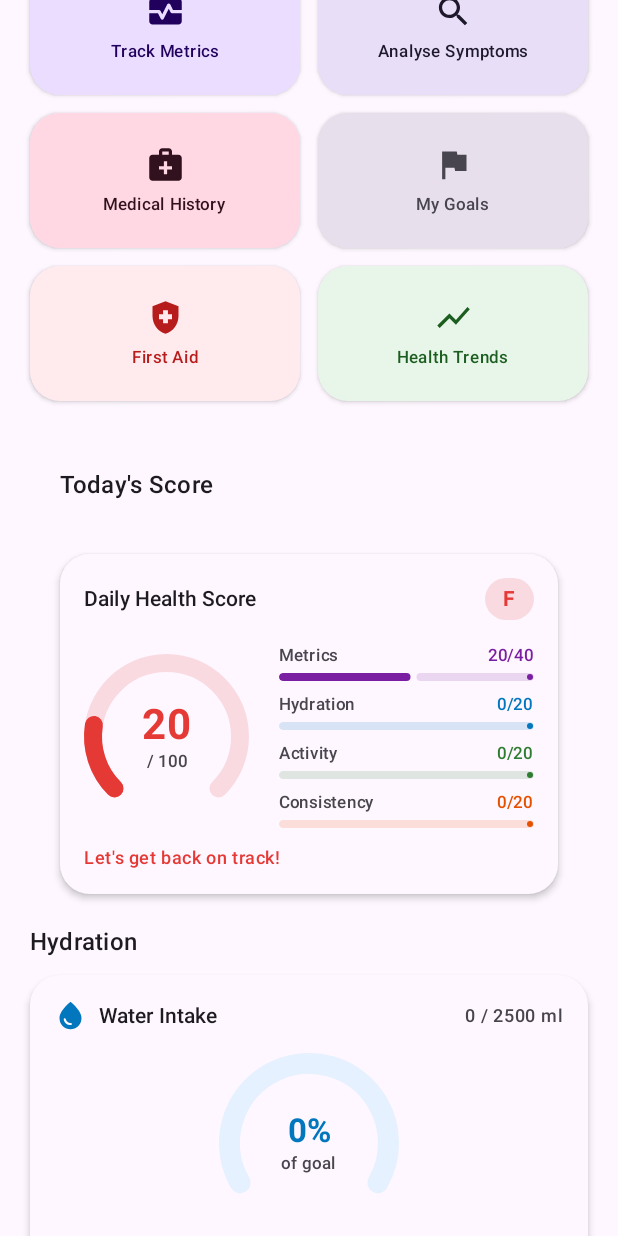
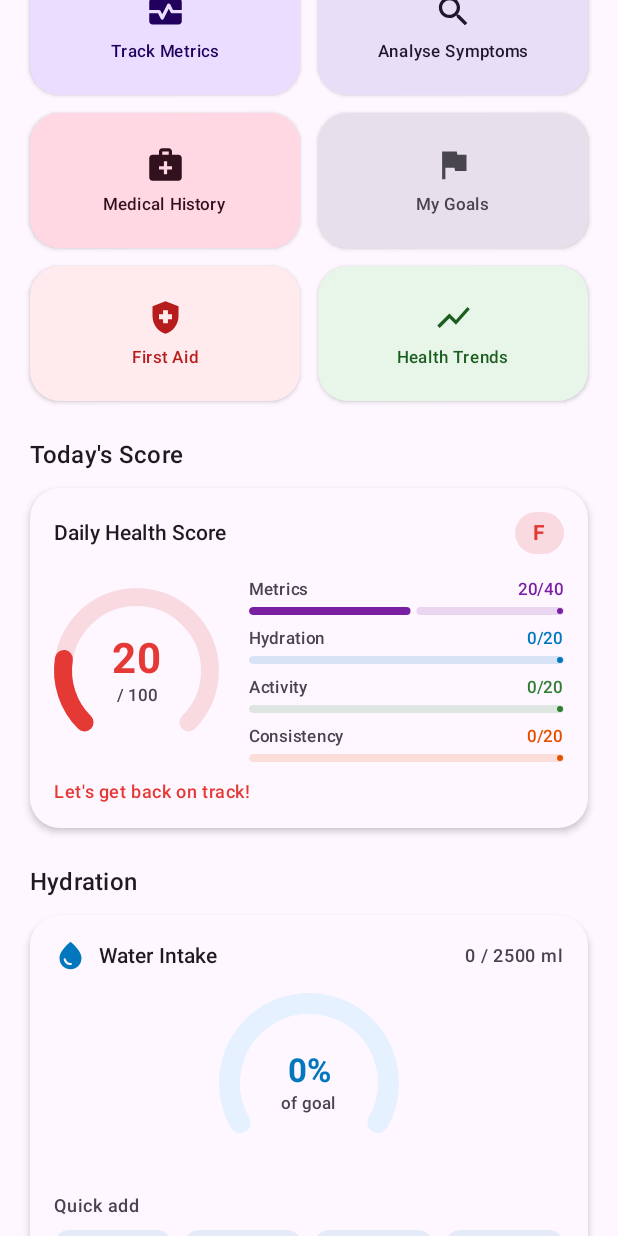
Before and after one commit to martyns254/KipCareAfya, an Android app built with Jetpack Compose: the DashboardScreen screen opened through its navigation route, scrolled down 576 dp, on a phone screen of 412 x 824 dp. Run offline under Robolectric (Android 15) with nearby library versions, the phone set to English and light mode, and no system bars; our stand-ins replace Room's generated code.

Commit message:
Added new features

```diff
--- a/app/src/main/java/com/example/kipcareafya/ui/dashboard/DashboardScreen.kt
+++ b/app/src/main/java/com/example/kipcareafya/ui/dashboard/DashboardScreen.kt
@@ -27,8 +27,6 @@ import androidx.lifecycle.viewmodel.compose.viewModel
 import com.example.kipcareafya.data.local.HealthDatabase
 import com.example.kipcareafya.data.local.dao.UserMetricWithType
 import com.example.kipcareafya.data.local.entity.MetricTypeEntity
-import com.example.kipcareafya.ui.dashboard.WaterIntakeCard
-import com.example.kipcareafya.ui.dashboard.DailyHealthScoreCard
 import kotlinx.coroutines.flow.*
 import kotlinx.coroutines.launch
 
@@ -132,7 +130,8 @@ fun DashboardScreen(
             .statusBarsPadding()
             .verticalScroll(rememberScrollState())
     ) {
-        // ── Header ────────────────────────────────────────────
+
+        // ── Header ────────────────────
         Row(
             modifier = Modifier
                 .fillMaxWidth()
@@ -181,7 +180,7 @@ fun DashboardScreen(
 
         Spacer(modifier = Modifier.height(20.dp))
 
-        // ── Summary pills row ─────────────────────────────────
+        // ── Summary pills row ──────
         Row(
             modifier = Modifier
                 .fillMaxWidth()
@@ -250,21 +249,21 @@ fun DashboardScreen(
                     )
                 }
 
-            // BMI tile
+            // BMI tile — only show if we have a value
             val bmiType = uiState.metricTypes.find { it.name == "bmi" }
             val bmiEntry = vm.getLatestForType("bmi")
             if (bmiType != null && bmiEntry != null) {
                 MetricTile(
                     metricType = bmiType,
                     latestEntry = bmiEntry,
-                    onClick =  {onNavigateToMetricDetail("bmi")}
+                    onClick = { onNavigateToMetricDetail("bmi") }
                 )
             }
         }
 
         Spacer(modifier = Modifier.height(28.dp))
 
-        // ── Quick actions ─────────────────────────────────────
+        // ── Quick actions header ──────────────────────────────
         Row(
             modifier = Modifier
                 .fillMaxWidth()
@@ -285,12 +284,13 @@ fun DashboardScreen(
 
         Spacer(modifier = Modifier.height(12.dp))
 
-        // 2×2 action grid
+        // ── 2×3 action grid ───────────────────────────────────
         Column(
             modifier = Modifier.padding(horizontal = 20.dp),
             verticalArrangement = Arrangement.spacedBy(12.dp)
         ) {
-            Row(horizontalArrangement = Arrangement.spacedBy(12.dp)) {
+            Row(horizontalArrangement = Arrangement.spacedBy(12.dp),
+                modifier = Modifier.fillMaxWidth()) {
                 ActionCard(
                     modifier = Modifier.weight(1f),
                     icon = Icons.Default.MonitorHeart,
@@ -308,7 +308,8 @@ fun DashboardScreen(
                     onClick = onNavigateToSymptoms
                 )
             }
-            Row(horizontalArrangement = Arrangement.spacedBy(12.dp)) {
+            Row(horizontalArrangement = Arrangement.spacedBy(12.dp),
+                modifier = Modifier.fillMaxWidth()) {
                 ActionCard(
                     modifier = Modifier.weight(1f),
                     icon = Icons.Default.MedicalServices,
@@ -326,7 +327,8 @@ fun DashboardScreen(
                     onClick = onNavigateToGoals
                 )
             }
-            Row(horizontalArrangement = Arrangement.spacedBy(12.dp)) {
+            Row(horizontalArrangement = Arrangement.spacedBy(12.dp),
+                modifier = Modifier.fillMaxWidth()) {
                 ActionCard(
                     modifier = Modifier.weight(1f),
                     icon = Icons.Default.HealthAndSafety,
@@ -344,11 +346,11 @@ fun DashboardScreen(
                     onClick = onNavigateToTrends
                 )
             }
+        }
 
+        Spacer(modifier = Modifier.height(24.dp))
 
-            Spacer(modifier = Modifier.height(20.dp))
-
-// ── Daily health score ────────────────────────────────────
+        // ── Daily health score ────────────────────────────────
         Text(
             "Today's Score",
             style = MaterialTheme.typography.titleMedium,
@@ -360,14 +362,10 @@ fun DashboardScreen(
         Box(modifier = Modifier.padding(horizontal = 20.dp)) {
             DailyHealthScoreCard()
         }
-        }
 
-        Spacer(modifier = Modifier.height(20.dp))
+        Spacer(modifier = Modifier.height(24.dp))
 
-
-
-
-// ── Water intake ──────────────────────────────────────────
+        // ── Water intake ──────────────────────────────────────
         Text(
             "Hydration",
             style = MaterialTheme.typography.titleMedium,
@@ -379,12 +377,11 @@ fun DashboardScreen(
         Box(modifier = Modifier.padding(horizontal = 20.dp)) {
             WaterIntakeCard()
         }
-        }
+
+        Spacer(modifier = Modifier.height(24.dp))
 
         // ── Recent activity ───────────────────────────────────
         if (uiState.recentMetrics.isNotEmpty()) {
-            Spacer(modifier = Modifier.height(28.dp))
-
             Row(
                 modifier = Modifier
                     .fillMaxWidth()
@@ -415,9 +412,11 @@ fun DashboardScreen(
             }
         }
 
-        Spacer(modifier = Modifier.height(24.dp))
+        // Bottom padding so content clears the nav bar
+        Spacer(modifier = Modifier.height(32.dp))
+
+    } // end of main Column
 }
-
 
 // ─── Components ───────────────────────────────────────────────
 
@@ -501,9 +500,7 @@ fun MetricTile(
                 maxLines = 1
             )
             Text(
-                text = if (latestEntry != null)
-                    "${latestEntry.value}"
-                else "--",
+                text = if (latestEntry != null) "${latestEntry.value}" else "--",
                 style = MaterialTheme.typography.titleMedium,
                 fontWeight = FontWeight.Bold,
                 color = if (latestEntry != null) iconData.second
@@ -628,7 +625,7 @@ fun RecentEntryRow(entry: UserMetricWithType) {
     }
 }
 
-// ─── Helper — map metric name to icon + color ─────────────────
+// ─── Helper ───────────────────────────────────────────────────
 
 fun metricIconAndColor(metricName: String): Pair<ImageVector, Color> {
     return when (metricName) {
@@ -642,6 +639,6 @@ fun metricIconAndColor(metricName: String): Pair<ImageVector, Color> {
         "blood_pressure_diastolic" -> Icons.Default.Favorite      to Color(0xFFC62828)
         "heart_rate"               -> Icons.Default.MonitorHeart  to Color(0xFFAD1457)
         "oxygen_saturation"        -> Icons.Default.Air           to Color(0xFF00838F)
-        else                       -> Icons.Default.HealthAndSafety to Color(0xFF2E7D32)
+        else -> Icons.Default.HealthAndSafety to Color(0xFF2E7D32)
     }
 }
--- a/app/src/main/java/com/example/kipcareafya/ui/profile/ProfileScreen.kt
+++ b/app/src/main/java/com/example/kipcareafya/ui/profile/ProfileScreen.kt
@@ -269,7 +269,7 @@ fun ProfileScreen(
                     modifier = Modifier.padding(horizontal = 16.dp),
                     color = MaterialTheme.colorScheme.outlineVariant
                 )
-                ProfileMenuItem(
+                 ProfileMenuItem (
                     icon = Icons.Default.Lock,
                     label = "Privacy policy",
                     subtitle = "How we handle your data",
```
Also changed, not shown: app/src/main/java/com/example/kipcareafya/MainActivity.kt (+6 -5 lines). Lines whose indentation alone changed are shown as unchanged.
